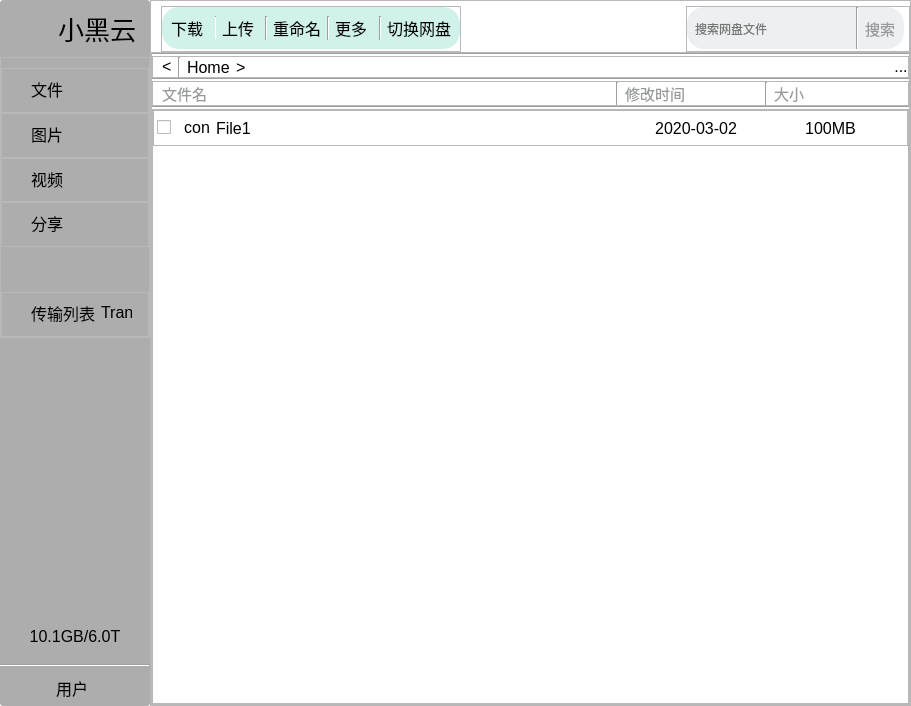
First picture: the form in SBCclient.ui, repository aibotez/SBCClientV2, before the edit.
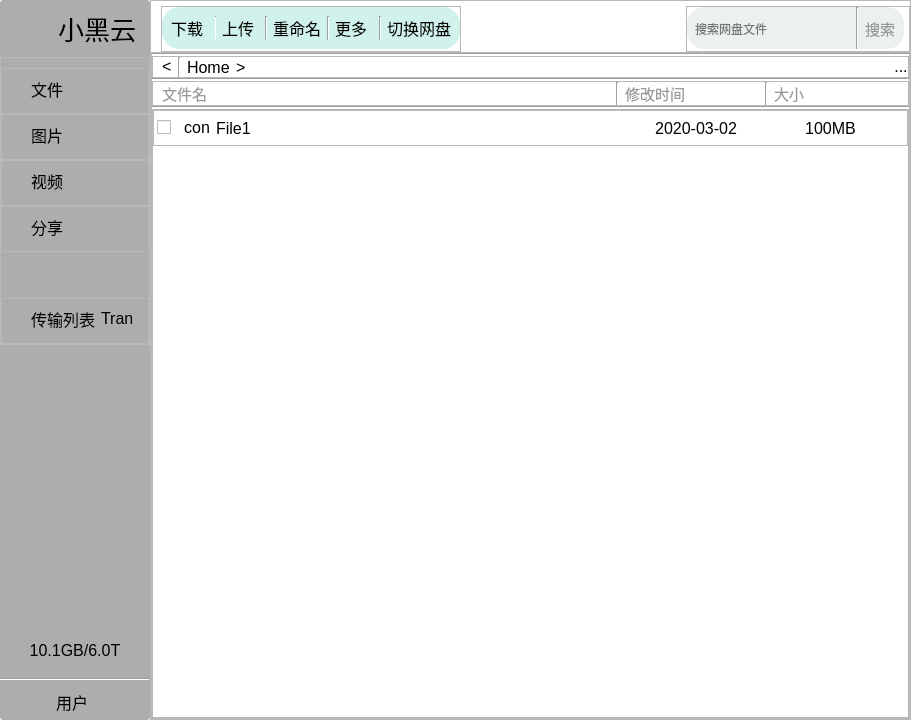
Second picture: the form after the edit. Icons and pictures are not drawn.

What changed in the file:
```diff
--- a/SBCclient.ui
+++ b/SBCclient.ui
@@ -7,7 +7,7 @@
     <x>0</x>
     <y>0</y>
     <width>911</width>
-    <height>706</height>
+    <height>720</height>
    </rect>
   </property>
   <property name="minimumSize">
@@ -1155,7 +1155,7 @@
                    <x>0</x>
                    <y>0</y>
                    <width>751</width>
-                   <height>579</height>
+                   <height>593</height>
                   </rect>
                  </property>
                  <property name="layoutDirection">
```
